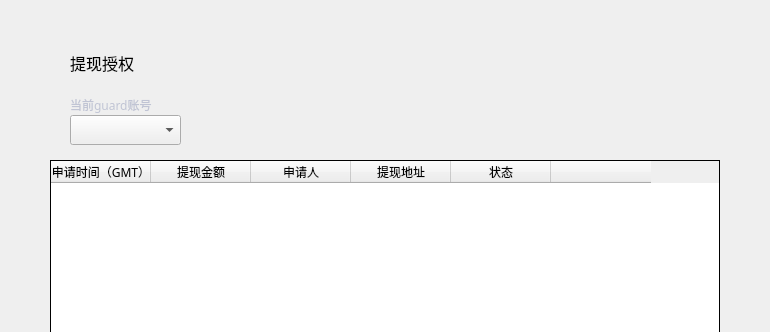
Qt form LNKWallet/guard/WithdrawConfirmPage.ui (HcashOrg/hx-indicator) before a commit; both pictures show x 0 to 770 and y 0 to 332 of the 770 by 530 pixel window.
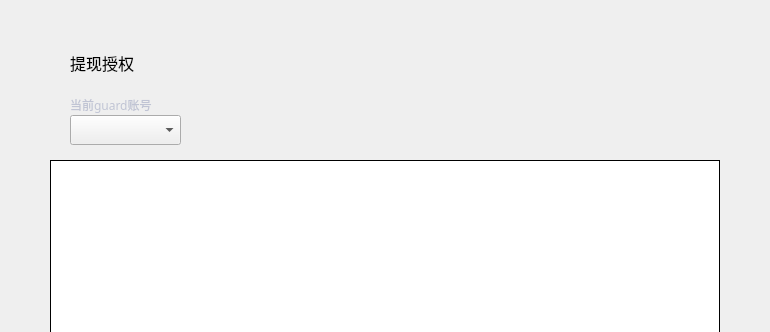
The same form after that commit.

Commit message: show cold-hot & withdraw details

```diff
--- a/LNKWallet/guard/WithdrawConfirmPage.ui
+++ b/LNKWallet/guard/WithdrawConfirmPage.ui
@@ -65,7 +65,7 @@
     <enum>Qt::SolidLine</enum>
    </property>
    <attribute name="horizontalHeaderVisible">
-    <bool>true</bool>
+    <bool>false</bool>
    </attribute>
    <attribute name="horizontalHeaderCascadingSectionResizes">
     <bool>false</bool>
@@ -149,6 +149,11 @@
      <string/>
     </property>
    </column>
+   <column>
+    <property name="text">
+     <string/>
+    </property>
+   </column>
   </widget>
   <widget class="QComboBox" name="accountComboBox">
    <property name="geometry">
```
The commit also changes 20 other files.
